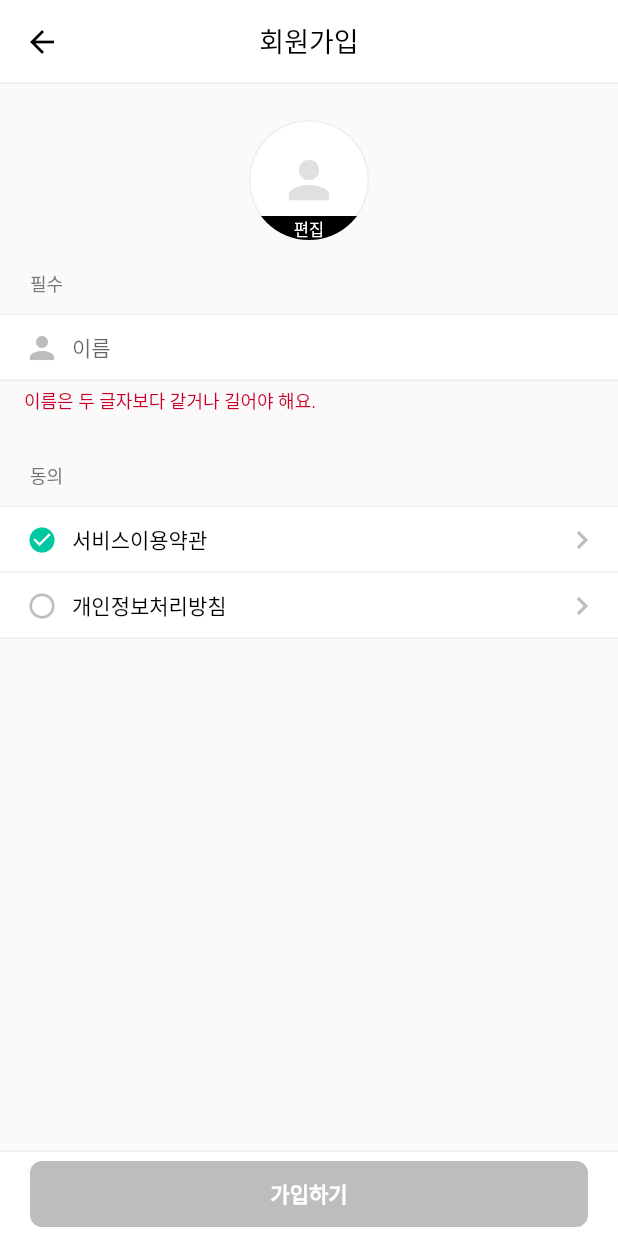
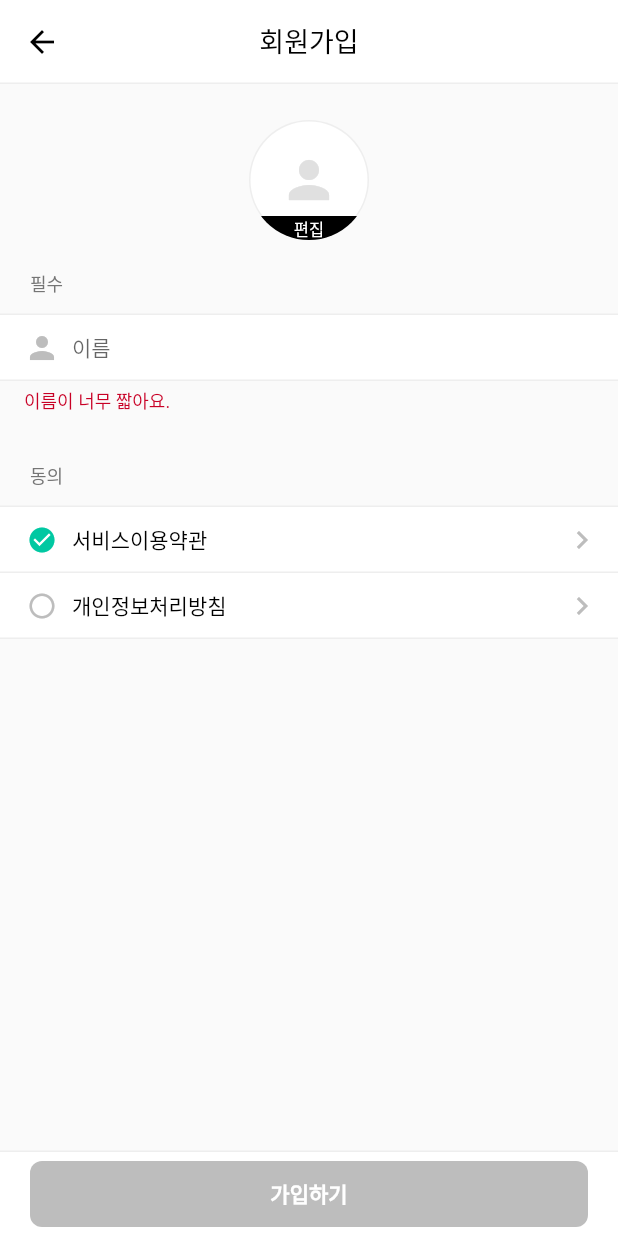
Before and after one commit to oh-jinsu/madeit, a Flutter app: the SignUpPage screen opened directly with empty values, after a tap on "서비스이용약관", on a phone screen of 412 x 824 dp. Run offline on Flutter 3.47's test engine with Material 2 defaults, Android fonts, the phone set to English and light mode, and no system bars; our stand-ins replace firebase_core, flutter_dotenv, flutter_secure_storage, google_sign_in, image_picker, rxdart and 2 more; missing offline and left inert: kakao_flutter_sdk; accounts and stored records are empty; generated files the repository leaves out were written again; network calls fail.

Commit message:
Fix the sign up store

```diff
--- a/lib/application/reducers/sign_up_form.dart
+++ b/lib/application/reducers/sign_up_form.dart
@@ -1,3 +1,5 @@
+import 'dart:convert';
+
 import 'package:madeit/application/events/sign_up_avatar_found.dart';
 import 'package:madeit/application/events/sign_up_canceled.dart';
 import 'package:madeit/application/events/sign_up_finished.dart';
@@ -70,12 +72,12 @@ SignUpFormModel? signUpFormReducer({
       ),
     );
 
-    if (event.value.length < 2) {
-      return copy.copy(nameMessage: const Option("이름은 두 글자보다 같거나 길어야 해요."));
+    if (utf8.encode(event.value).length < 6) {
+      return copy.copy(nameMessage: const Option("이름이 너무 짧아요."));
     }
 
-    if (event.value.length > 8) {
-      return copy.copy(nameMessage: const Option("이름은 두 글자보다 같거나 길어야 해요."));
+    if (utf8.encode(event.value).length > 24) {
+      return copy.copy(nameMessage: const Option("이름이 너무 길어요."));
     }
 
     return copy.copy(nameMessage: const Option(null));
```
